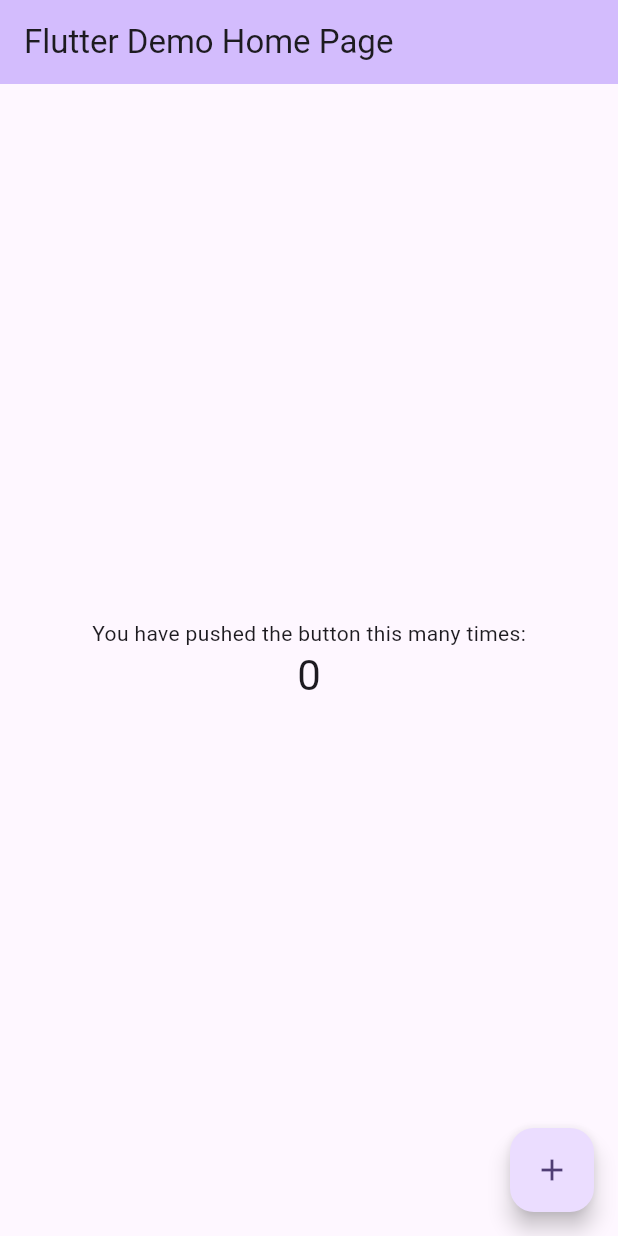
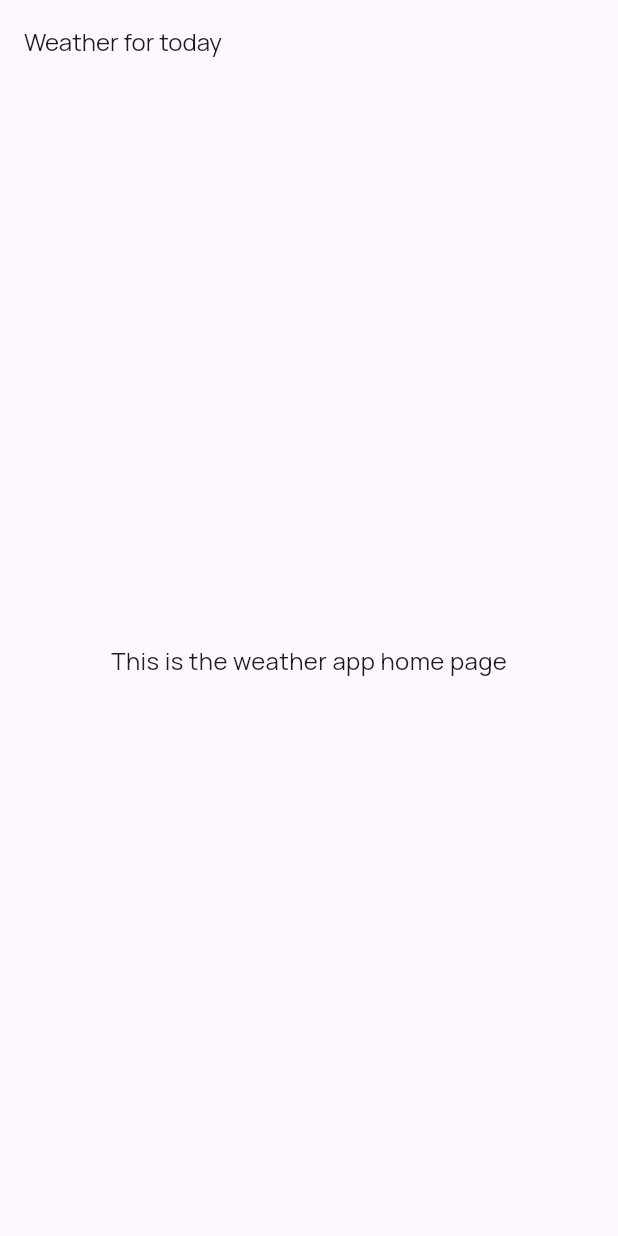
Before and after one commit to Meealley/weather_cubit, a Flutter app: the screen it shows after launch, on a phone screen of 412 x 824 dp. Run offline on Flutter 3.47's test engine with Material 3 defaults, Android fonts, the phone set to English and light mode, and no system bars; our stand-ins replace go_router, google_fonts.

Commit message:
setting up

```diff
--- /dev/null
+++ b/lib/app_routes.dart
@@ -0,0 +1,15 @@
+import 'package:go_router/go_router.dart';
+import 'package:weather_app/views/home/home_screen.dart';
+
+final GoRouter goRoutes = GoRouter(
+  initialLocation: '/home',
+  routes: <RouteBase>[
+    GoRoute(
+      path: "/home",
+      name: "/home",
+      builder: (context, state) {
+        return const WeatherScreeen();
+      },
+    )
+  ],
+);
--- a/lib/main.dart
+++ b/lib/main.dart
@@ -1,4 +1,5 @@
 import 'package:flutter/material.dart';
+import 'package:weather_app/app_routes.dart';
 
 void main() {
   runApp(const MyApp());
@@ -7,119 +8,11 @@ void main() {
 class MyApp extends StatelessWidget {
   const MyApp({super.key});
 
-  // This widget is the root of your application.
   @override
   Widget build(BuildContext context) {
-    return MaterialApp(
-      title: 'Flutter Demo',
-      theme: ThemeData(
-        // This is the theme of your application.
-        //
-        // TRY THIS: Try running your application with "flutter run". You'll see
-        // the application has a purple toolbar. Then, without quitting the app,
-        // try changing the seedColor in the colorScheme below to Colors.green
-        // and then invoke "hot reload" (save your changes or press the "hot
-        // reload" button in a Flutter-supported IDE, or press "r" if you used
-        // the command line to start the app).
-        //
-        // Notice that the counter didn't reset back to zero; the application
-        // state is not lost during the reload. To reset the state, use hot
-        // restart instead.
-        //
-        // This works for code too, not just values: Most code changes can be
-        // tested with just a hot reload.
-        colorScheme: ColorScheme.fromSeed(seedColor: Colors.deepPurple),
-        useMaterial3: true,
-      ),
-      home: const MyHomePage(title: 'Flutter Demo Home Page'),
+    return MaterialApp.router(
+      debugShowCheckedModeBanner: false,
+      routerConfig: goRoutes,
     );
   }
 }
-
-class MyHomePage extends StatefulWidget {
-  const MyHomePage({super.key, required this.title});
-
-  // This widget is the home page of your application. It is stateful, meaning
-  // that it has a State object (defined below) that contains fields that affect
-  // how it looks.
-
-  // This class is the configuration for the state. It holds the values (in this
-  // case the title) provided by the parent (in this case the App widget) and
-  // used by the build method of the State. Fields in a Widget subclass are
-  // always marked "final".
-
-  final String title;
-
-  @override
-  State<MyHomePage> createState() => _MyHomePageState();
-}
-
-class _MyHomePageState extends State<MyHomePage> {
-  int _counter = 0;
-
-  void _incrementCounter() {
-    setState(() {
-      // This call to setState tells the Flutter framework that something has
-      // changed in this State, which causes it to rerun the build method below
-      // so that the display can reflect the updated values. If we changed
-      // _counter without calling setState(), then the build method would not be
-      // called again, and so nothing would appear to happen.
-      _counter++;
-    });
-  }
-
-  @override
-  Widget build(BuildContext context) {
-    // This method is rerun every time setState is called, for instance as done
-    // by the _incrementCounter method above.
-    //
-    // The Flutter framework has been optimized to make rerunning build methods
-    // fast, so that you can just rebuild anything that needs updating rather
-    // than having to individually change instances of widgets.
-    return Scaffold(
-      appBar: AppBar(
-        // TRY THIS: Try changing the color here to a specific color (to
-        // Colors.amber, perhaps?) and trigger a hot reload to see the AppBar
-        // change color while the other colors stay the same.
-        backgroundColor: Theme.of(context).colorScheme.inversePrimary,
-        // Here we take the value from the MyHomePage object that was created by
-        // the App.build method, and use it to set our appbar title.
-        title: Text(widget.title),
-      ),
-      body: Center(
-        // Center is a layout widget. It takes a single child and positions it
-        // in the middle of the parent.
-        child: Column(
-          // Column is also a layout widget. It takes a list of children and
-          // arranges them vertically. By default, it sizes itself to fit its
-          // children horizontally, and tries to be as tall as its parent.
-          //
-          // Column has various properties to control how it sizes itself and
-          // how it positions its children. Here we use mainAxisAlignment to
-          // center the children vertically; the main axis here is the vertical
-          // axis because Columns are vertical (the cross axis would be
-          // horizontal).
-          //
-          // TRY THIS: Invoke "debug painting" (choose the "Toggle Debug Paint"
-          // action in the IDE, or press "p" in the console), to see the
-          // wireframe for each widget.
-          mainAxisAlignment: MainAxisAlignment.center,
-          children: <Widget>[
-            const Text(
-              'You have pushed the button this many times:',
-            ),
-            Text(
-              '$_counter',
-              style: Theme.of(context).textTheme.headlineMedium,
-            ),
-          ],
-        ),
-      ),
-      floatingActionButton: FloatingActionButton(
-        onPressed: _incrementCounter,
-        tooltip: 'Increment',
-        child: const Icon(Icons.add),
-      ), // This trailing comma makes auto-formatting nicer for build methods.
-    );
-  }
-}
--- /dev/null
+++ b/lib/utils/app_colors.dart
@@ -0,0 +1,21 @@
+import 'package:flutter/material.dart';
+
+class AppColors {
+  //Primary Colors
+  static const Color primary = Colors.green;
+  static const Color primaryDark = Color.fromARGB(255, 36, 87, 38);
+  static const Color secondary = Colors.blue;
+  static const Color secondaryDark = Colors.indigo;
+
+  //Text Colors
+  static const Color textPrimary = Colors.blueGrey;
+  static const Color textSecondary = Colors.black;
+  static const Color textWhite = Colors.white;
+
+  // Error Messages
+  static const Color errorText = Colors.red;
+
+  //Background Colors
+  static const Color background = Color.fromARGB(255, 28, 110, 177);
+  static const Color backgroundDark = Color.fromARGB(255, 23, 63, 96);
+}
--- /dev/null
+++ b/lib/utils/app_textstyle.dart
@@ -0,0 +1,41 @@
+import 'package:flutter/material.dart';
+import 'package:flutter/widgets.dart';
+import 'package:google_fonts/google_fonts.dart';
+import 'package:weather_app/utils/app_colors.dart';
+
+class AppTextStyles {
+  static final TextStyle headingBold = GoogleFonts.manrope(
+    textStyle: const TextStyle(
+      color: AppColors.textSecondary,
+      fontSize: 24,
+      fontWeight: FontWeight.bold,
+    ),
+  );
+  static final TextStyle heading = GoogleFonts.manrope(
+    textStyle: const TextStyle(
+      fontSize: 23,
+    ),
+  );
+  static final TextStyle bodyText = GoogleFonts.manrope(
+    textStyle: const TextStyle(
+      fontSize: 16,
+    ),
+  );
+  static final TextStyle bodyTextBold = GoogleFonts.manrope(
+    textStyle: const TextStyle(
+      fontSize: 16,
+      fontWeight: FontWeight.bold,
+    ),
+  );
+  static final TextStyle bodySmall = GoogleFonts.manrope(
+    textStyle: const TextStyle(
+      fontSize: 14,
+    ),
+  );
+  static final TextStyle buttonTextWhite = GoogleFonts.manrope(
+    textStyle: const TextStyle(fontSize: 16, color: AppColors.textWhite),
+  );
+  static final TextStyle errorTextMessage = GoogleFonts.manrope(
+    textStyle: const TextStyle(fontSize: 13, color: AppColors.errorText),
+  );
+}
--- /dev/null
+++ b/lib/views/home/home_screen.dart
@@ -0,0 +1,29 @@
+import 'package:flutter/material.dart';
+import 'package:weather_app/utils/app_textstyle.dart';
+
+class WeatherScreeen extends StatefulWidget {
+  const WeatherScreeen({super.key});
+
+  @override
+  State<WeatherScreeen> createState() => _WeatherScreeenState();
+}
+
+class _WeatherScreeenState extends State<WeatherScreeen> {
+  @override
+  Widget build(BuildContext context) {
+    return Scaffold(
+      appBar: AppBar(
+        title: Text(
+          "Weather for today",
+          style: AppTextStyles.bodyText,
+        ),
+      ),
+      body: Center(
+        child: Text(
+          "This is the weather app home page",
+          style: AppTextStyles.bodyText,
+        ),
+      ),
+    );
+  }
+}
```
